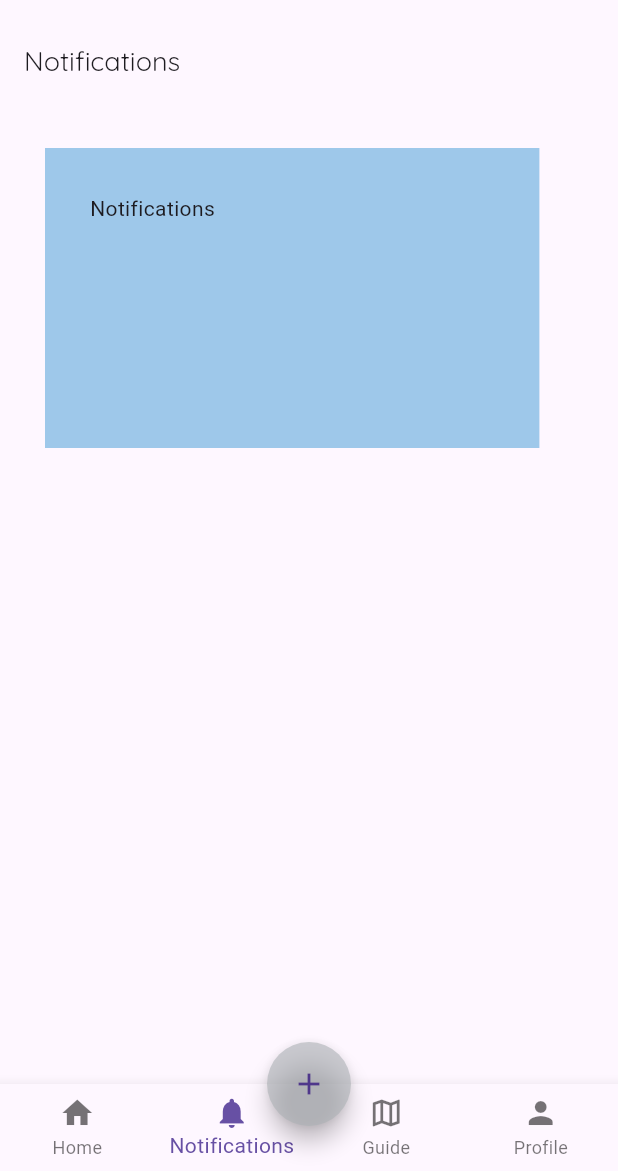
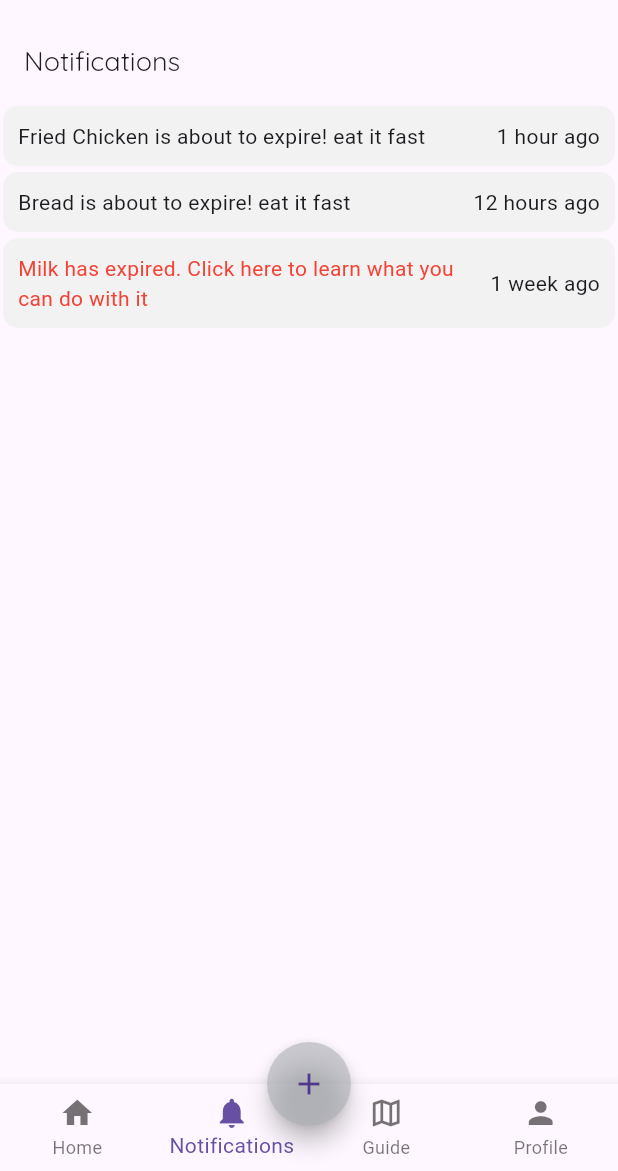
Before and after one commit to Quinxie51/ExpiRo-App, a Flutter app: the screen it shows after launch, item 2 of the bottom bar chosen, on a phone screen of 412 x 824 dp, the part 65-1236 px from its top. Run offline on Flutter 3.47's test engine with Material 3 defaults, Android fonts, the phone set to English and light mode, and no system bars; our stand-ins replace line_awesome_flutter.

Commit message:
made changes to notifications tab

```diff
--- a/lib/notifications.dart
+++ b/lib/notifications.dart
@@ -3,6 +3,7 @@ import 'package:flutter/widgets.dart';
 
 class MyNotificationsScreen extends StatelessWidget {
   const MyNotificationsScreen({super.key});
+
   @override
   Widget build(BuildContext context) {
     return Scaffold(
@@ -14,16 +15,82 @@ class MyNotificationsScreen extends StatelessWidget {
             fontSize: 18.0,
             fontWeight: FontWeight.normal,
           ),
+        )),
+        body: Flexible(
+            child: Column(
+          children: [
+            Container(
+              margin: const EdgeInsets.all(2.0),
+              padding: EdgeInsets.all(10),
+              // color: const Color.fromARGB(255, 158, 200, 234),
+              width: MediaQuery.of(context).size.width,
+              alignment: Alignment.centerLeft,
+              decoration: BoxDecoration(
+                borderRadius: BorderRadius.circular(10.0),
+                color: Color.fromARGB(255, 242, 242, 242),
+              ),
+              child: const Row(
+                mainAxisSize: MainAxisSize.min,
+                children: [
+                  Text('Fried Chicken is about to expire! eat it fast',
+                      textAlign: TextAlign.left),
+                  Spacer(),
+                  Text(
+                    "1 hour ago",
+                    textAlign: TextAlign.right,
                   )
+                ],
               ),
-      body: Container(
-        margin: const EdgeInsets.all(30.0),
-        padding: const EdgeInsets.all(30.0),
-        color: const Color.fromARGB(255, 158, 200, 234),
-        height: 200.0,
-        width: MediaQuery.of(context).size.width*0.80,
-        child: const Text('Notifications'),
+            ),
+            Container(
+              margin: const EdgeInsets.all(2.0),
+              padding: EdgeInsets.all(10),
+              // color: const Color.fromARGB(255, 158, 200, 234),
+              width: MediaQuery.of(context).size.width,
+              alignment: Alignment.centerLeft,
+              decoration: BoxDecoration(
+                borderRadius: BorderRadius.circular(10.0),
+                color: Color.fromARGB(255, 242, 242, 242),
+              ),
+              child: const Row(
+                mainAxisSize: MainAxisSize.min,
+                children: [
+                  Text('Bread is about to expire! eat it fast',
+                      textAlign: TextAlign.left),
+                  Spacer(),
+                  Text(
+                    "12 hours ago",
+                    textAlign: TextAlign.right,
                   )
-    );
+                ],
+              ),
+            ),
+            Container(
+              margin: const EdgeInsets.all(2.0),
+              padding: const EdgeInsets.all(10),
+              alignment: Alignment.centerLeft,
+              decoration: BoxDecoration(
+                borderRadius: BorderRadius.circular(10.0),
+                color: Color.fromARGB(255, 242, 242, 242),
+              ),
+              child: const Row(
+                mainAxisSize: MainAxisSize.min, // Prevents extra vertical space
+                children: [
+                  Expanded(
+                    // Ensures first text fills available space
+                    child: Text(
+                      'Milk has expired. Click here to learn what you can do with it',
+                      overflow: TextOverflow.visible, // Disable ellipsis
+                      style: TextStyle(color: Colors.red),
+                      textAlign: TextAlign.left,
+                    ),
+                  ),
+                  Text("1 week ago",
+                      textAlign: TextAlign.right), // Right-aligned
+                ],
+              ),
+            ),
+          ],
+        )));
   }
 }
```
Also changed, not shown: assets/images/Screenshot 2024-03-02 132017.png (deleted). Lines whose indentation alone changed are shown as unchanged.
